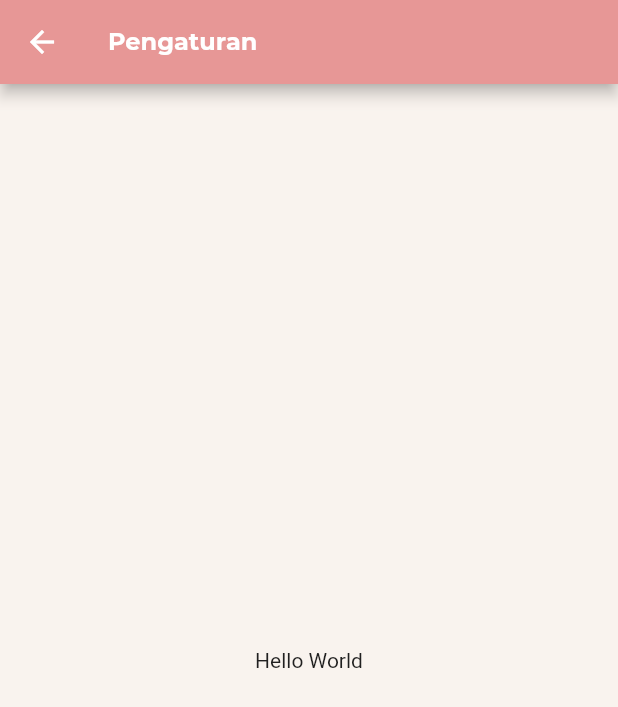
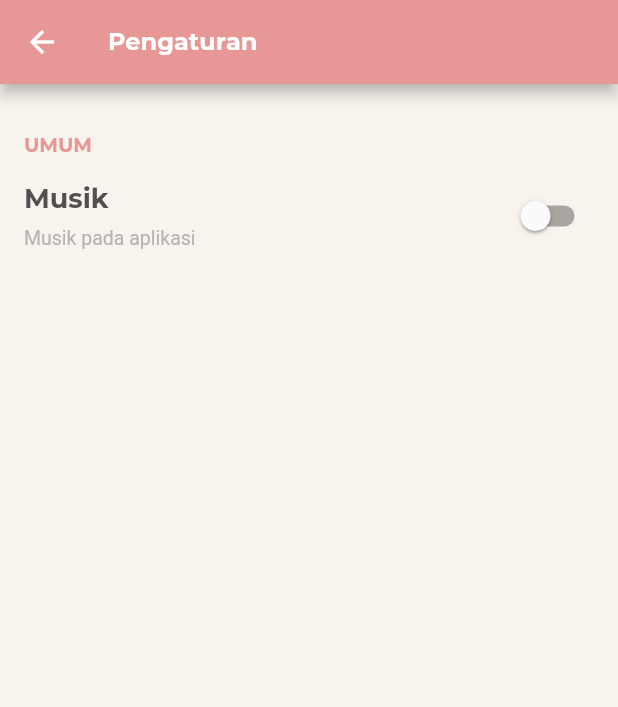
Before and after one commit to riansyahrobi8/TailorApp, a Flutter app: the Settings screen opened directly, on a phone screen of 412 x 824 dp. Shown: the top 707 px of the screen. Run offline on Flutter 3.47's test engine with Material 2 defaults, Android fonts, the phone set to English and light mode, and no system bars; our stand-ins replace cached_network_image, shared_preferences, youtube_player_flutter; accounts and stored records are empty; project files that could hold a hidden picture were left out.

Commit message:
edit setting screen

```diff
--- a/assets/data/datamateri.json
+++ b/assets/data/datamateri.json
@@ -242,7 +242,7 @@
         "title": "Saku (Pocket)",
         "urlImage": "materi/saku",
         "image": "saku.jpeg",
-        "definitions": "\t Saku biasanya disebut sebagai kantong kecil rata yang dijahitkan pada busana dan digunakan untuk menyimpang. Saku terdiri dari: \n 1. Saku tempel (set on pocket/ out pocket) yaitu saku yang kantongnya menempel diatas permukaan kain atau busana dan saku dalam. \n 2. Saku dalam (set in pocket) yaitu saku yang kantongnya berada didalam busana dan hanya lubang sakunya saja yang terlihat dipermukaan.",
+        "definitions": "\t Saku biasanya disebut sebagai kantong kecil rata yang dijahitkan pada busana dan digunakan untuk menyimpan. Saku terdiri dari: \n 1. Saku tempel (set on pocket/ out pocket) yaitu saku yang kantongnya menempel diatas permukaan kain atau busana dan saku dalam. \n 2. Saku dalam (set in pocket) yaitu saku yang kantongnya berada di dalam busana dan hanya lubang sakunya saja yang terlihat dipermukaan.",
         "variations": [
             {
                 "name": "Variasi Saku Dalam",
@@ -276,7 +276,7 @@
         "title": "Belahan (Opening)",
         "urlImage": "materi/belahan",
         "image": "belahan.jpeg",
-        "definitions": "\t Belahan adalah pengikat dua bagian busana menjadi satu. Untuk mengikat busana diantaranya menggunkan kancing hias (buttons), kancing tekan (snaps), kancing kait (hook), resliting (zipper), dan sengkelit (lacing).",
+        "definitions": "\t Belahan adalah pengikat dua bagian busana menjadi satu. Untuk mengikat busana diantaranya menggunakan kancing hias (buttons), kancing tekan (snaps), kancing kait (hook), resliting (zipper), dan sengkelit (lacing).",
         "variations": [
             {
                 "name": "Variasi Belahan",
--- a/lib/screens/Settings.dart
+++ b/lib/screens/Settings.dart
@@ -2,7 +2,20 @@ import 'package:flutter/material.dart';
 import 'package:tailorapp/widgets/MyCustomText.dart';
 import 'package:tailorapp/utils/customColor.dart' as myColor;
 
-class Settings extends StatelessWidget {
+class Settings extends StatefulWidget {
+  @override
+  _SettingsState createState() => _SettingsState();
+}
+
+class _SettingsState extends State<Settings> {
+  bool _value = false;
+
+  void _onChanged(bool value) {
+    setState(() {
+      _value = value;
+    });
+  }
+
   @override
   Widget build(BuildContext context) {
     return Scaffold(
@@ -16,9 +29,61 @@ class Settings extends StatelessWidget {
               color: myColor.textColorWhite,
               fontWeight: FontWeight.w800),
         ),
-      body: Center(
-        child: Text("Hello World"),
+        body: Padding(
+          padding: const EdgeInsets.symmetric(horizontal: 16.0, vertical: 8.0),
+          child: Column(
+            crossAxisAlignment: CrossAxisAlignment.start,
+            children: [
+              Container(
+                margin: const EdgeInsets.only(top: 24.0),
+                child: MyCustomText(
+                  text: "UMUM",
+                  fontFamily: "Montserrat",
+                  fontSize: 13.0,
+                  color: myColor.primaryColor,
+                  fontWeight: FontWeight.w700,
                 ),
-    );
+              ),
+              SizedBox(
+                height: 16.0,
+              ),
+              Container(
+                width: double.infinity,
+                child: Row(
+                  mainAxisAlignment: MainAxisAlignment.spaceBetween,
+                  children: [
+                    Column(
+                      crossAxisAlignment: CrossAxisAlignment.start,
+                      children: [
+                        MyCustomText(
+                            text: "Musik",
+                            fontFamily: "Montserrat",
+                            fontSize: 18.0,
+                            fontWeight: FontWeight.w800,
+                            color: myColor.secondaryColor),
+                        SizedBox(
+                          height: 8.0,
+                        ),
+                        MyCustomText(
+                          text: "Musik pada aplikasi",
+                          fontFamily: "Roboto",
+                          fontSize: 13.0,
+                          color: myColor.subTitleColor,
+                          fontWeight: FontWeight.w500,
+                        )
+                      ],
+                    ),
+                    Switch(
+                        activeColor: myColor.primaryColor,
+                        value: _value,
+                        onChanged: (bool value) {
+                          _onChanged(value);
+                        })
+                  ],
+                ),
+              )
+            ],
+          ),
+        ));
   }
 }
--- a/lib/widgets/MyNavDrawer.dart
+++ b/lib/widgets/MyNavDrawer.dart
@@ -18,14 +18,14 @@ class MyNavDrawer extends StatelessWidget {
               iconData: Icons.account_circle_outlined,
               title: "Profile",
               onTap: () => Navigator.pushNamed(context, profile)),
-          // MyDrawerBodyItem(
-          //     iconData: Icons.settings_outlined,
-          //     title: "Pengaturan",
-          //     onTap: () => Navigator.pushNamed(context, settings)),
-          // MyDrawerBodyItem(
-          //     iconData: Icons.info_outline_rounded,
-          //     title: "Tentang Aplikasi",
-          //     onTap: () => Navigator.pushNamed(context, about))
+          MyDrawerBodyItem(
+              iconData: Icons.settings_outlined,
+              title: "Pengaturan",
+              onTap: () => Navigator.pushNamed(context, settings)),
+          MyDrawerBodyItem(
+              iconData: Icons.info_outline_rounded,
+              title: "Tentang Aplikasi",
+              onTap: () => Navigator.pushNamed(context, about))
         ],
       ),
     );
--- a/pubspec.yaml
+++ b/pubspec.yaml
@@ -23,6 +23,7 @@ environment:
 dependencies:
   flutter:
     sdk: flutter
+  audioplayers: ^0.17.0
   cached_network_image: ^2.3.3
   cupertino_icons: ^1.0.0
   http: ^0.12.2
@@ -71,6 +72,7 @@ flutter:
     - assets/data/datamateri.json
     - assets/data/datasiluets.json
     - assets/data/datasoal.json
+    - assets/audio/
   #   - images/a_dot_ham.jpeg
   # An image asset can refer to one or more resolution-specific "variants", see
   # https://flutter.dev/assets-and-images/#resolution-aware.
```
Lines whose indentation alone changed are shown as unchanged.
